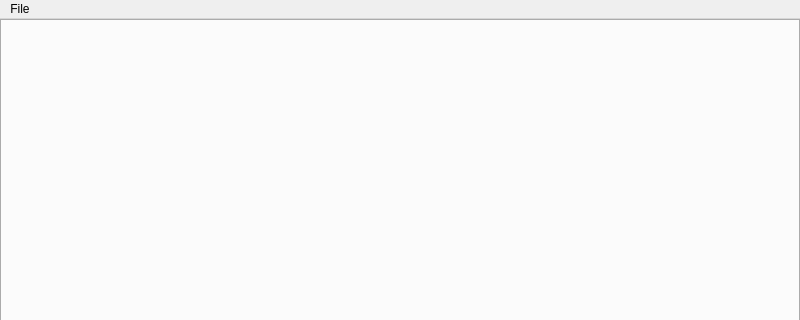
The window that src/views/mainwindow.ui (csb6/accountant) describes before a commit, drawn with Qt 5; both pictures show x 0 to 800 and y 0 to 320 of the 800 by 600 pixel window.
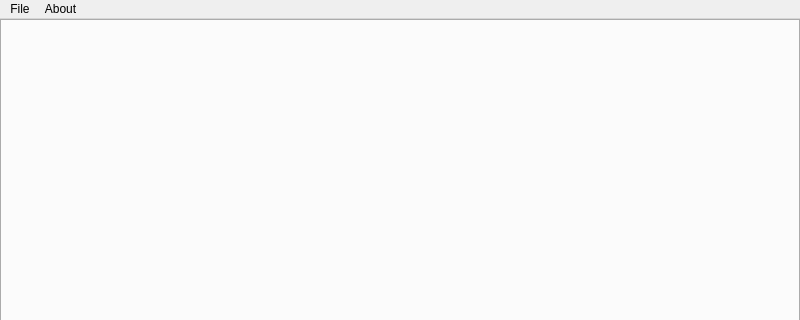
The same window after the commit.

Commit message: Added About dialog that lists the libraries used and license information

```diff
--- a/src/views/mainwindow.ui
+++ b/src/views/mainwindow.ui
@@ -71,7 +71,14 @@
     </property>
     <addaction name="file_open"/>
    </widget>
+   <widget class="QMenu" name="menuAbout">
+    <property name="title">
+     <string>About</string>
+    </property>
+    <addaction name="show_licenses"/>
+   </widget>
    <addaction name="file_menu"/>
+   <addaction name="menuAbout"/>
   </widget>
   <widget class="QStatusBar" name="statusbar"/>
   <action name="file_open">
```
Left out of the diff: 8 changed lines with no effect on the pictures. The commit also changes 5 other files.
